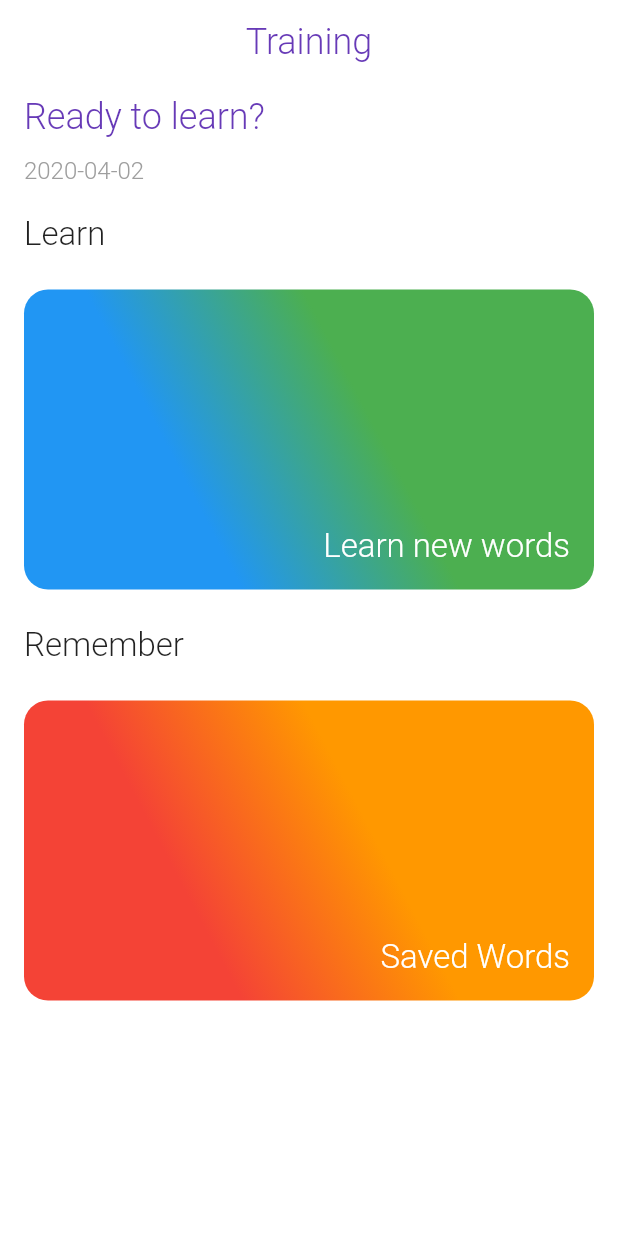
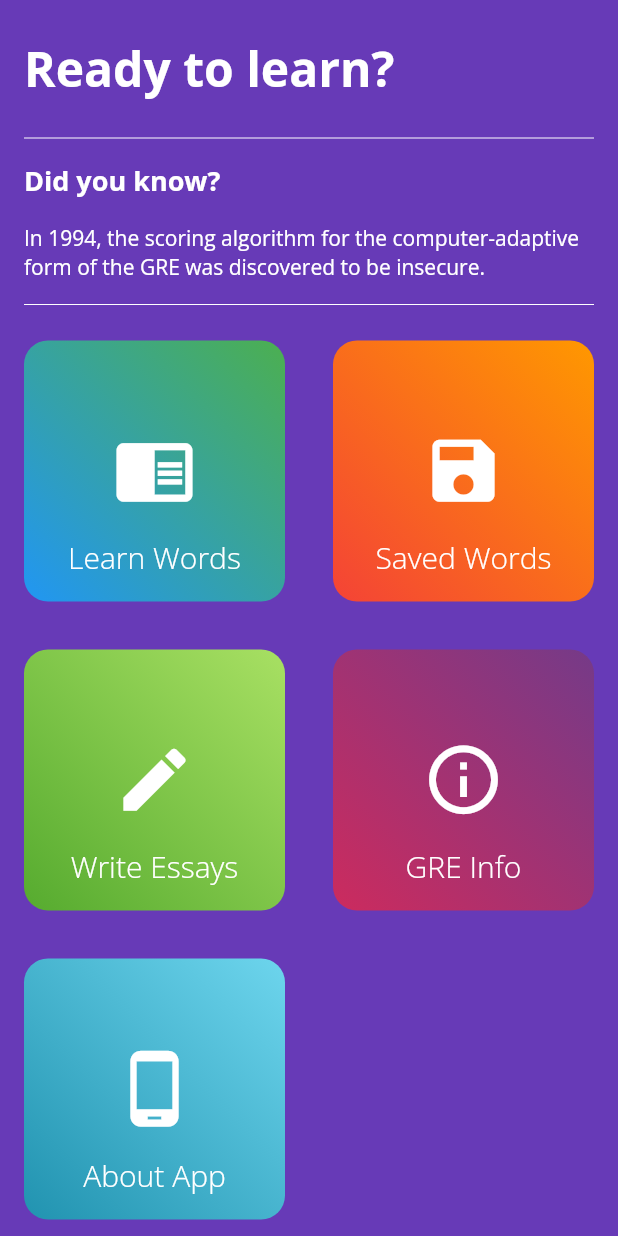
Before and after one commit to deven98/FlutterGREWords, a Flutter app: the screen it shows after launch, on a phone screen of 412 x 824 dp. Run offline on Flutter 3.47's test engine with Material 2 defaults, Android fonts, the phone set to English and light mode, and no system bars; our stand-ins replace firebase_analytics, flutter_tts, google_fonts, sqflite; accounts and stored records are empty.

Commit message:
feat: Added facts and new UI

```diff
--- /dev/null
+++ b/lib/data/facts.dart
@@ -0,0 +1,14 @@
+
+class FactData {
+  static List<String> facts = [
+    "The GRE General Test is taken by about 675,000 people from 230 countries each year.",
+    "48% of all GRE test takers have earned undergraduate degrees in quantitatively demanding fields such as engineering, mathematics and the sciences.",
+    "The GRE General Test is available at more than 1,000 test centers in more than 160 countries.",
+    "The GRE has one unscored section for which performance is ignored.",
+    "The GRE was originally scored from 200 to 800 for each section- it is now 130 to 170",
+    "The GRE was established in 1936 by the Carnegie Foundation for the Advancement of Teaching.",
+    "Before October 2002, the GRE had a separate Analytical Ability section which tested candidates on logical and analytical reasoning abilities.",
+    "In 1994, the scoring algorithm for the computer-adaptive form of the GRE was discovered to be insecure.",
+    "The US has the highest number of test takers, followed by India and China.",
+  ];
+}
--- a/lib/main.dart
+++ b/lib/main.dart
@@ -1,7 +1,9 @@
 import 'package:firebase_analytics/firebase_analytics.dart';
 import 'package:firebase_analytics/observer.dart';
 import 'package:flutter/material.dart';
+import 'package:flutter/services.dart';
 import 'package:flutter_gre/pages/home_page.dart';
+import 'package:google_fonts/google_fonts.dart';
 
 void main() => runApp(MyApp());
 
@@ -11,6 +13,10 @@ class MyApp extends StatelessWidget {
   // This widget is the root of your application.
   @override
   Widget build(BuildContext context) {
+    SystemChrome.setSystemUIOverlayStyle(SystemUiOverlayStyle(
+        statusBarColor: Colors.deepPurple
+    ));
+
     return MaterialApp(
       title: 'Flutter Demo',
       theme: ThemeData(
@@ -23,7 +29,8 @@ class MyApp extends StatelessWidget {
         // or simply save your changes to "hot reload" in a Flutter IDE).
         // Notice that the counter didn't reset back to zero; the application
         // is not restarted.
-        primarySwatch: Colors.blue,
+        primarySwatch: Colors.deepPurple,
+        textTheme: GoogleFonts.openSansTextTheme()
       ),
       home: HomePage(),
       debugShowCheckedModeBanner: false,
--- a/lib/pages/home_page.dart
+++ b/lib/pages/home_page.dart
@@ -1,7 +1,9 @@
+import 'dart:math';
+
 import 'package:flutter/material.dart';
 import 'package:flutter_gre/pages/learn_words_page.dart';
 import 'package:flutter_gre/pages/saved_words_page.dart';
-import 'package:flutter_gre/theme_data.dart';
+import 'package:flutter_gre/data/facts.dart';
 
 class HomePage extends StatefulWidget {
   @override
@@ -9,69 +11,67 @@ class HomePage extends StatefulWidget {
 }
 
 class _HomePageState extends State<HomePage> {
+
+  String fact = "";
+
+  @override
+  void initState() {
+    super.initState();
+    fact = FactData.facts[Random().nextInt(FactData.facts.length)];
+  }
+
   @override
   Widget build(BuildContext context) {
     return Scaffold(
-      backgroundColor: Colors.white,
-      appBar: AppBar(
-        centerTitle: true,
-        elevation: 0.0,
-        backgroundColor: Colors.white,
-        title: Text(
-          "Training",
-          style: TextStyle(
-            color: CustomThemeData.secondaryColor,
-            fontSize: 24.0,
-            fontWeight: FontWeight.w300,
-          ),
-        ),
-      ),
+      backgroundColor: Theme.of(context).primaryColor,
       body: SafeArea(
-        child: ListView(
+        child: Column(
+          crossAxisAlignment: CrossAxisAlignment.start,
           children: <Widget>[
+            SizedBox(height: 8.0),
             Padding(
               padding: const EdgeInsets.symmetric(
                 horizontal: 16.0,
-                vertical: 8.0,
+                vertical: 16.0,
               ),
               child: Text(
                 "Ready to learn?",
                 style: TextStyle(
-                  color: CustomThemeData.secondaryColor,
-                  fontSize: 24.0,
-                  fontWeight: FontWeight.w300,
+                  color: Colors.white,
+                  fontSize: 32.0,
+                  fontWeight: FontWeight.bold,
                 ),
               ),
             ),
             Padding(
-              padding: const EdgeInsets.symmetric(
-                horizontal: 16.0,
-                vertical: 4.0,
-              ),
-              child: Text(
-                DateTime.now().toIso8601String().substring(0, 10),
-                style: TextStyle(
-                  color: CustomThemeData.accentTextColor,
-                  fontSize: 16.0,
-                  fontWeight: FontWeight.w300,
-                ),
+              padding: const EdgeInsets.symmetric(horizontal: 16.0),
+              child: Divider(
+                color: Colors.white,
               ),
             ),
             Padding(
-              padding: const EdgeInsets.all(16.0),
+              padding: const EdgeInsets.symmetric(horizontal: 16.0, vertical: 8.0),
               child: Text(
-                "Learn",
-                style: TextStyle(
-                  fontSize: 22.0,
-                  fontWeight: FontWeight.w300,
-                ),
+                "Did you know?",
+                style: TextStyle(color: Colors.white, fontWeight: FontWeight.bold, fontSize: 18.0),
               ),
             ),
             Padding(
-              padding:
-                  const EdgeInsets.symmetric(horizontal: 16.0, vertical: 8.0),
-              child: Container(
-                child: InkWell(
+              padding: const EdgeInsets.symmetric(horizontal: 16.0, vertical: 8.0),
+              child:
+                  Text(fact, style: TextStyle(color: Colors.white)),
+            ),
+            Padding(
+              padding: const EdgeInsets.symmetric(horizontal: 16.0),
+              child: Divider(
+                color: Colors.white,
+              ),
+            ),
+            Expanded(
+              child: GridView(
+                gridDelegate: SliverGridDelegateWithFixedCrossAxisCount(crossAxisCount: 2),
+                children: <Widget>[
+                  CategoryTitle(
                     onTap: () {
                       Navigator.push(
                         context,
@@ -80,23 +80,119 @@ class _HomePageState extends State<HomePage> {
                         ),
                       );
                     },
-                  child: Column(
-                    mainAxisAlignment: MainAxisAlignment.end,
-                    crossAxisAlignment: CrossAxisAlignment.end,
+                    heroTag: "title1",
+                    title: "Learn Words",
+                    colorOne: Colors.blue,
+                    colorTwo: Colors.green,
+                    icon: Icons.chrome_reader_mode,
+                  ),
+                  CategoryTitle(
+                    onTap: () {
+                      Navigator.push(
+                        context,
+                        MaterialPageRoute(
+                          builder: (context) => SavedWordsPage(),
+                        ),
+                      );
+                    },
+                    heroTag: "title2",
+                    title: "Saved Words",
+                    colorOne: Colors.red,
+                    colorTwo: Colors.orange,
+                    icon: Icons.save,
+                  ),
+                  CategoryTitle(
+                    onTap: () {
+//                      Navigator.push(
+//                        context,
+//                        MaterialPageRoute(
+//                          builder: (context) => SavedWordsPage(),
+//                        ),
+//                      );
+                    },
+                    heroTag: "title3",
+                    title: "Write Essays",
+                    colorOne: Color(0xff56ab2f),
+                    colorTwo: Color(0xffa8e063),
+                    icon: Icons.edit,
+                  ),
+                  CategoryTitle(
+                    onTap: () {
+//                      Navigator.push(
+//                        context,
+//                        MaterialPageRoute(
+//                          builder: (context) => SavedWordsPage(),
+//                        ),
+//                      );
+                    },
+                    heroTag: "title4",
+                    title: "GRE Info",
+                    colorOne: Color(0xffcc2b5e),
+                    colorTwo: Color(0xff753a88),
+                    icon: Icons.info_outline,
+                  ),
+                  CategoryTitle(
+                    onTap: () {
+//                      Navigator.push(
+//                        context,
+//                        MaterialPageRoute(
+//                          builder: (context) => SavedWordsPage(),
+//                        ),
+//                      );
+                    },
+                    heroTag: "title5",
+                    title: "About App",
+                    colorOne: Color(0xff2193b0),
+                    colorTwo: Color(0xff6dd5ed),
+                    icon: Icons.phone_android,
+                  ),
+                ],
+              ),
+            ),
+          ],
+        ),
+      ),
+    );
+  }
+}
+
+class CategoryTitle extends StatelessWidget {
+  final IconData icon;
+  final String title;
+  final VoidCallback onTap;
+  final String heroTag;
+  final colorOne;
+  final colorTwo;
+
+  const CategoryTitle({Key key, this.icon, this.title, this.onTap, this.heroTag, this.colorOne, this.colorTwo})
+      : super(key: key);
+
+  @override
+  Widget build(BuildContext context) {
+    return Padding(
+      padding: const EdgeInsets.all(16.0),
+      child: Container(
+        child: InkWell(
+          onTap: onTap,
+          child: Stack(
             children: <Widget>[
-                      Padding(
+              Center(child: Icon(icon, color: Colors.white, size: 55.0,)),
+              Align(
+                alignment: Alignment.bottomCenter,
+                child: Padding(
                   padding: const EdgeInsets.all(16.0),
                   child: Hero(
-                          tag: "title1",
+                    tag: heroTag,
                     transitionOnUserGestures: true,
                     child: Material(
                       color: Colors.transparent,
                       child: Text(
-                              "Learn new words",
+                        title,
                         style: TextStyle(
                           color: Colors.white,
-                                fontSize: 22.0,
+                          fontSize: 20.0,
                           fontWeight: FontWeight.w300,
+                        ),
                       ),
                     ),
                   ),
@@ -105,16 +201,15 @@ class _HomePageState extends State<HomePage> {
             ],
           ),
         ),
-                height: 200.0,
         decoration: BoxDecoration(
           gradient: LinearGradient(
             colors: [
-                      Colors.blue,
-                      Colors.green,
+              colorOne,
+              colorTwo,
             ],
             stops: [
-                      0.3,
-                      0.6,
+              0.0,
+              1.0,
             ],
             begin: Alignment.bottomLeft,
             end: Alignment.topRight,
@@ -122,75 +217,6 @@ class _HomePageState extends State<HomePage> {
           borderRadius: BorderRadius.circular(16.0),
         ),
       ),
-            ),
-            Padding(
-              padding: const EdgeInsets.all(16.0),
-              child: Text(
-                "Remember",
-                style: TextStyle(
-                  fontSize: 22.0,
-                  fontWeight: FontWeight.w300,
-                ),
-              ),
-            ),
-            Padding(
-              padding:
-                  const EdgeInsets.symmetric(horizontal: 16.0, vertical: 8.0),
-              child: Container(
-                child: InkWell(
-                  onTap: () {
-                    Navigator.push(
-                      context,
-                      MaterialPageRoute(
-                        builder: (context) => SavedWordsPage(),
-                      ),
-                    );
-                  },
-                  child: Column(
-                    mainAxisAlignment: MainAxisAlignment.end,
-                    crossAxisAlignment: CrossAxisAlignment.end,
-                    children: <Widget>[
-                      Padding(
-                        padding: const EdgeInsets.all(16.0),
-                        child: Hero(
-                          tag: "title2",
-                          child: Material(
-                            color: Colors.transparent,
-                            child: Text(
-                              "Saved Words",
-                              style: TextStyle(
-                                color: Colors.white,
-                                fontSize: 22.0,
-                                fontWeight: FontWeight.w300,
-                              ),
-                            ),
-                          ),
-                        ),
-                      )
-                    ],
-                  ),
-                ),
-                height: 200.0,
-                decoration: BoxDecoration(
-                  gradient: LinearGradient(
-                    colors: [
-                      Colors.red,
-                      Colors.orange,
-                    ],
-                    stops: [
-                      0.3,
-                      0.6,
-                    ],
-                    begin: Alignment.bottomLeft,
-                    end: Alignment.topRight,
-                  ),
-                  borderRadius: BorderRadius.circular(16.0),
-                ),
-              ),
-            ),
-          ],
-        ),
-      ),
     );
   }
 }
--- a/pubspec.yaml
+++ b/pubspec.yaml
@@ -18,6 +18,8 @@ dependencies:
   flutter_tts: ^0.9.1
   firebase_core: ^0.4.4+3
   firebase_analytics: ^5.0.11
+  google_fonts: ^0.3.10
+
   flutter:
     sdk: flutter
 
```
Also changed, not shown: lib/pages/learn_words_page.dart (+73 -15 lines), lib/pages/saved_words_page.dart (+19 -0 lines), 2 other files. Lines whose indentation alone changed are shown as unchanged.
